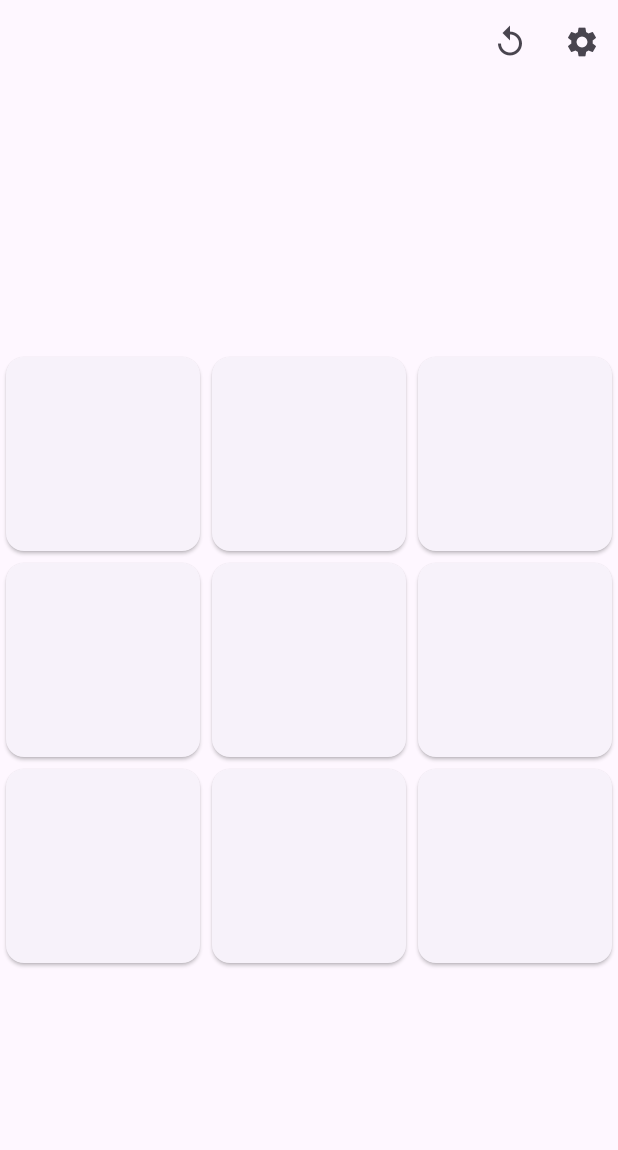
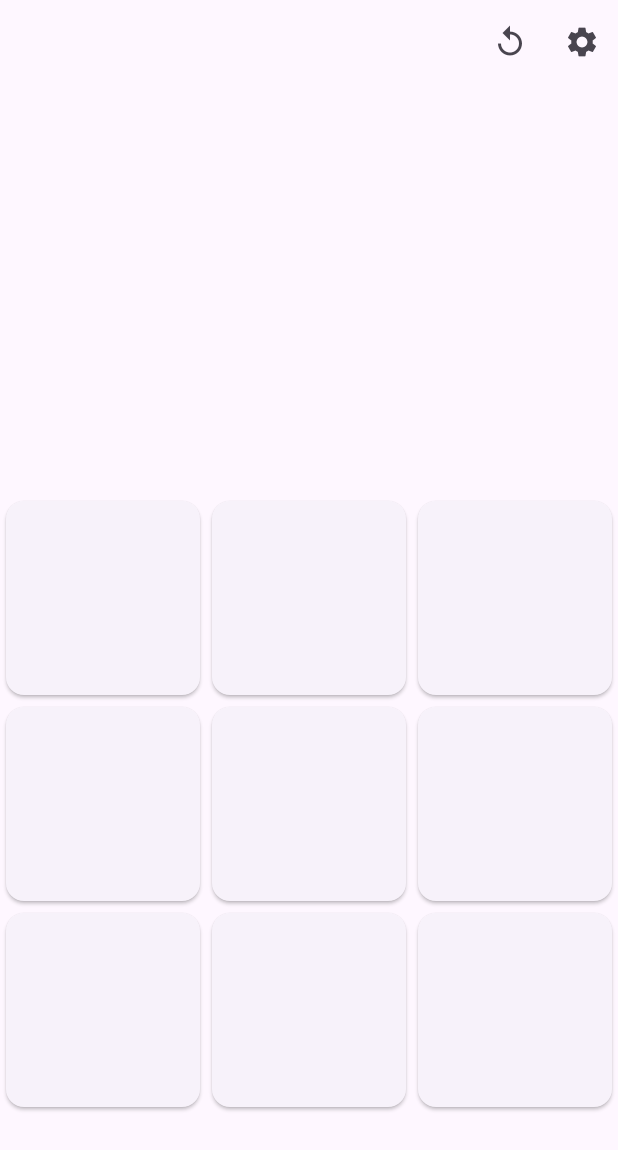
Before and after one commit to box-bm/Minimal-tic-tac-toe, a Flutter app: the screen it shows after launch, on a phone screen of 412 x 824 dp. Shown: the top 1150 px of the screen. Run offline on Flutter 3.47's test engine with Material 2 defaults, Android fonts, the light colour scheme and no system bars; our stand-ins replace bloc, equatable, flutter_bloc.

Commit message:
finished tik tak toe design and problems

```diff
--- a/lib/bloc/tik_tak_toe/tik_tak_toe_state.dart
+++ b/lib/bloc/tik_tak_toe/tik_tak_toe_state.dart
@@ -4,12 +4,14 @@ abstract class TikTakToeState extends Equatable {
   final List<Player> players;
   final int playerTurnIndex;
   final int boardSize;
+  final WinOption winOption;
   final List<List<BoardItem>> board;
 
   const TikTakToeState({
     required this.players,
     required this.playerTurnIndex,
     required this.board,
+    this.winOption = WinOption.none,
     this.boardSize = 3,
   });
 
@@ -26,11 +28,24 @@ class TikTakToeInitial extends TikTakToeState {
   });
 }
 
-class Finished extends TikTakToeState {
-  const Finished({
+class GameWon extends TikTakToeState {
+  final String playerNameWinner;
+  const GameWon({
+    required this.playerNameWinner,
     required super.players,
     required super.playerTurnIndex,
+    required super.winOption,
     super.board = const [],
     super.boardSize,
   });
 }
+
+class NoWinner extends TikTakToeState {
+  const NoWinner({
+    required super.players,
+    required super.playerTurnIndex,
+    super.winOption = WinOption.tie,
+    super.board = const [],
+    super.boardSize,
+  });
+}
--- a/lib/bloc_states.dart
+++ b/lib/bloc_states.dart
@@ -14,7 +14,7 @@ class BlocAppStates extends StatelessWidget {
         create: (context) => TikTakToeBloc(players: const [
           Player(
               playerName: "Player 1",
-              color: Color.fromARGB(255, 180, 139, 17),
+              color: Color.fromARGB(255, 238, 183, 18),
               iconData: Icons.close),
           Player(
               playerName: "Player 2",
--- /dev/null
+++ b/lib/models/win_options.dart
@@ -0,0 +1,39 @@
+enum WinOption {
+  none,
+  tie,
+  firstDiagonal,
+  secondDiagonal,
+  firstRow,
+  secondRow,
+  thirdRow,
+  firstColumn,
+  secondColumn,
+  thirdColumn
+}
+
+extension WinOptionExtension on WinOption {
+  bool validate(int x, int y) {
+    switch (this) {
+      case WinOption.firstRow:
+        return x == 0 && (y == 0 || y == 1 || y == 2);
+      case WinOption.secondRow:
+        return x == 1 && (y == 0 || y == 1 || y == 2);
+      case WinOption.thirdRow:
+        return x == 2 && (y == 0 || y == 1 || y == 2);
+      case WinOption.firstColumn:
+        return y == 0 && (x == 0 || x == 1 || x == 2);
+      case WinOption.secondColumn:
+        return y == 1 && (x == 0 || x == 1 || x == 2);
+      case WinOption.thirdColumn:
+        return y == 2 && (x == 0 || x == 1 || x == 2);
+      case WinOption.firstDiagonal:
+        return (x == 0 && y == 0) || (x == 1 && y == 1) || (x == 2 && y == 2);
+      case WinOption.secondDiagonal:
+        return (x == 2 && y == 0) || (x == 1 && y == 1) || (x == 0 && y == 2);
+      case WinOption.none:
+        return false;
+      case WinOption.tie:
+        return false;
+    }
+  }
+}
--- a/lib/screens/tik_tak_toe.dart
+++ b/lib/screens/tik_tak_toe.dart
@@ -2,7 +2,6 @@ import 'package:flutter/material.dart';
 import 'package:flutter_bloc/flutter_bloc.dart';
 import 'package:tik_tak_toe/bloc/tik_tak_toe/tik_tak_toe_bloc.dart';
 import 'package:tik_tak_toe/widgets/board.dart';
-import 'package:tik_tak_toe/widgets/board_line.dart';
 import 'package:tik_tak_toe/widgets/winning_title.dart';
 
 class TikTakToe extends StatefulWidget {
@@ -37,8 +36,11 @@ class _TikTakToeState extends State<TikTakToe> {
           crossAxisAlignment: CrossAxisAlignment.stretch,
           mainAxisAlignment: MainAxisAlignment.spaceBetween,
           children: const [
-            WinningTitle(),
             Expanded(
+              child: WinningTitle(),
+            ),
+            Expanded(
+              flex: 3,
               child: Board(),
             )
           ],
--- a/lib/widgets/board.dart
+++ b/lib/widgets/board.dart
@@ -1,12 +1,11 @@
 import 'package:flutter/material.dart';
 import 'package:flutter_bloc/flutter_bloc.dart';
 import 'package:tik_tak_toe/bloc/tik_tak_toe/tik_tak_toe_bloc.dart';
+import 'package:tik_tak_toe/models/win_options.dart';
 import 'package:tik_tak_toe/widgets/board_button.dart';
 
 class Board extends StatelessWidget {
-  const Board({
-    super.key,
-  });
+  const Board({super.key});
 
   @override
   Widget build(BuildContext context) {
@@ -26,6 +25,10 @@ class Board extends StatelessWidget {
                           color: element.selectedByPlayer?.color,
                           tapped: element.selectedByPlayer != null,
                           icon: element.selectedByPlayer?.iconData,
+                          disabled: state.winOption == WinOption.tie ||
+                              state.winOption != WinOption.none,
+                          winned: state.winOption
+                              .validate(element.xPosition, element.yPosition),
                           tapButton: () {
                             context.read<TikTakToeBloc>().add(SelectOption(
                                 element.xPosition, element.yPosition));
--- a/lib/widgets/board_button.dart
+++ b/lib/widgets/board_button.dart
@@ -2,31 +2,45 @@ import 'package:flutter/material.dart';
 
 class BoardButton extends StatelessWidget {
   final bool tapped;
+  final bool disabled;
   final IconData? icon;
   final Color? color;
+  final bool winned;
   final void Function() tapButton;
-  const BoardButton(
-      {super.key,
-      this.tapped = false,
-      this.icon,
-      required this.tapButton,
-      this.color});
+
+  const BoardButton({
+    super.key,
+    required this.tapButton,
+    this.winned = false,
+    this.tapped = false,
+    this.disabled = false,
+    this.icon,
+    this.color,
+  });
 
   @override
   Widget build(BuildContext context) {
     return AspectRatio(
       aspectRatio: 1,
       child: Card(
-        elevation: tapped ? 0 : 1,
-        color: color?.withOpacity(0.5).withAlpha(60),
+        elevation: winned
+            ? 5
+            : tapped
+                ? 0
+                : null,
+        color: winned
+            ? color
+            : tapped
+                ? color?.withOpacity(0.3)
+                : null,
         child: InkWell(
-          onTap: tapped ? null : tapButton,
+          onTap: tapped || disabled ? null : tapButton,
           borderRadius: BorderRadius.circular(10),
           child: FittedBox(
             fit: BoxFit.fill,
             child: Icon(
               icon,
-              color: color?.withAlpha(255),
+              color: winned ? Colors.white : color?.withAlpha(255),
             ),
           ),
         ),
--- a/lib/widgets/winning_title.dart
+++ b/lib/widgets/winning_title.dart
@@ -10,7 +10,7 @@ class WinningTitle extends StatelessWidget {
     return BlocBuilder<TikTakToeBloc, TikTakToeState>(
       builder: (context, state) {
         return Visibility(
-            visible: state is Finished,
+            visible: state is GameWon,
             child: Column(
               crossAxisAlignment: CrossAxisAlignment.stretch,
               children: [
```
Also changed, not shown: lib/bloc/tik_tak_toe/tik_tak_toe_bloc.dart (+43 -10 lines).
